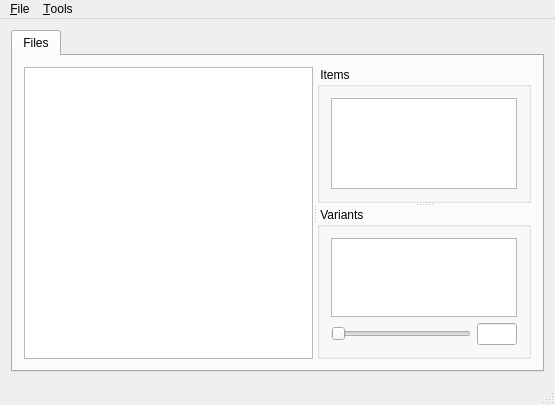
Qt form litewiz/src/user_interface/main_window.ui (panone/litewiz) before a commit.
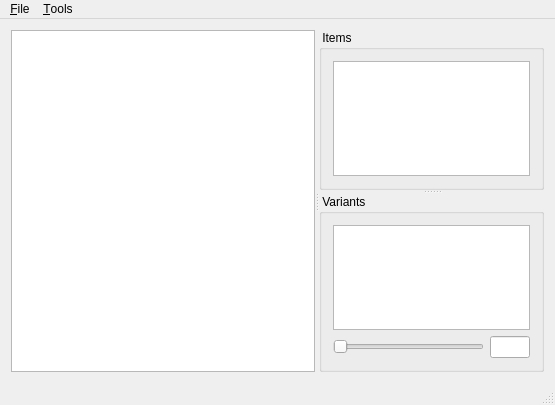
The same form after that commit. Custom widgets are drawn as their Qt base class.

Commit message: - tabbed interface

The edit to the form file:
```diff
--- a/litewiz/src/user_interface/main_window.ui
+++ b/litewiz/src/user_interface/main_window.ui
@@ -16,16 +16,6 @@
   <widget class="QWidget" name="centralWidget">
    <layout class="QHBoxLayout" name="horizontalLayout1">
     <item>
-     <widget class="QTabWidget" name="tabWidget">
-      <property name="currentIndex">
-       <number>0</number>
-      </property>
-      <widget class="QWidget" name="tab">
-       <attribute name="title">
-        <string>Files</string>
-       </attribute>
-       <layout class="QHBoxLayout" name="horizontalLayout2">
-        <item>
          <widget class="QSplitter" name="splitter1">
           <property name="orientation">
            <enum>Qt::Horizontal</enum>
@@ -163,10 +153,6 @@
              </item>
             </layout>
            </widget>
-          </widget>
-         </widget>
-        </item>
-       </layout>
       </widget>
      </widget>
     </item>
```
Lines whose indentation alone changed are shown as unchanged.
